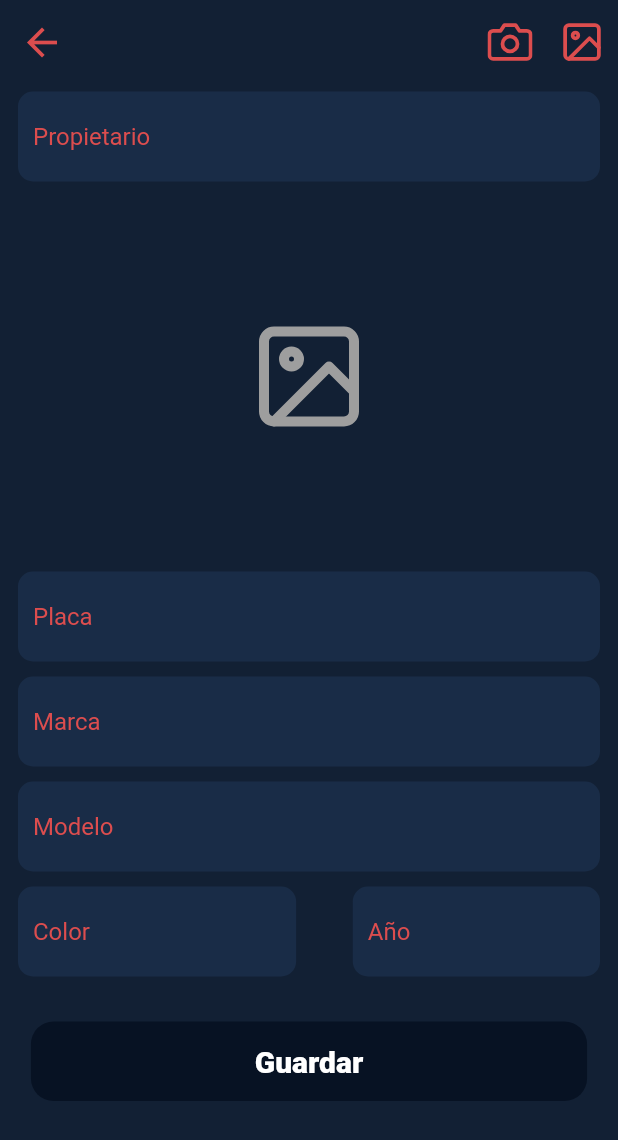
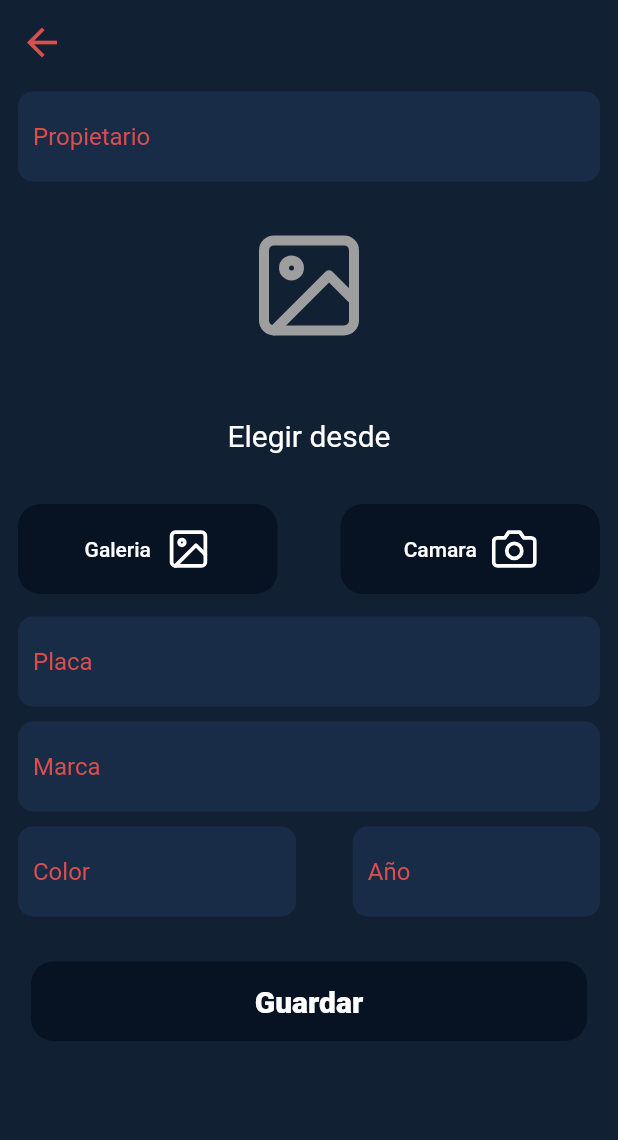
Before and after one commit to elroir/AutorepAI, a Flutter app: the VehicleScreen screen opened directly with empty values, on a phone screen of 412 x 824 dp. Shown: the top 1140 px of the screen. Run offline on Flutter 3.47's test engine with Material 2 defaults, Android fonts, the light colour scheme and no system bars; our stand-ins replace animate_do, firebase_auth, firebase_storage, flutter_feather_icons, flutter_switch, font_awesome_flutter and 3 more; missing offline and left inert: google_ml_kit; accounts and stored records are empty; network calls fail.

Commit message:
clientes

```diff
--- /dev/null
+++ b/lib/models/vehicle_model.dart
@@ -0,0 +1,40 @@
+import 'dart:convert';
+
+Vehicle vehicleFromJson(String str) => Vehicle.fromJson(json.decode(str));
+
+String vehicleToJson(Vehicle data) => json.encode(data.toJson());
+
+class Vehicle {
+  Vehicle({
+    this.idVehiculo,
+    this.nroPlaca,
+    this.marca,
+    this.modelo,
+    this.color,
+    this.idUsuario,
+  });
+
+  int idVehiculo;
+  String nroPlaca;
+  String marca;
+  String modelo;
+  String color;
+  String idUsuario;
+
+  factory Vehicle.fromJson(Map<String, dynamic> json) => Vehicle(
+    idVehiculo: json["id_vehiculo"],
+    nroPlaca: json["nro_placa"],
+    marca: json["marca"],
+    modelo: json["modelo"],
+    color: json["color"],
+    idUsuario: json["id_usuario"],
+  );
+
+  Map<String, dynamic> toJson() => {
+    "nro_placa": nroPlaca,
+    "marca": marca,
+    "modelo": modelo,
+    "color": color,
+    "id_usuario": idUsuario,
+  };
+}
--- a/lib/routes.dart
+++ b/lib/routes.dart
@@ -9,13 +9,12 @@ import 'package:ingemec/screens/cotizaciones/nuevo_screen.dart';
 import 'package:ingemec/screens/home_screen.dart';
 import 'package:ingemec/screens/login/profile_screen.dart';
 import 'package:ingemec/screens/services/service_screen.dart';
-import 'package:ingemec/screens/works/works_screen.dart';
 
 final pageRoutesSPA = <RouteSPA>[
 
   RouteSPA(index:0,icon: FeatherIcons.home,text: 'Inicio',page: HomeScreen()),
-  RouteSPA(index:1,icon: FeatherIcons.user,text: 'Cotizaciones',page: CotizacionScreen()),
-  RouteSPA(index:2,icon: FeatherIcons.clipboard,text: 'Trabajos',page: WorksScreen()),
+  RouteSPA(index:1,icon: FeatherIcons.user,text: 'Clientes',page: ClientsScreen()),
+  RouteSPA(index:2,icon: FeatherIcons.clipboard,text: 'Trabajos',page: CotizacionScreen()),
   RouteSPA(index:3,icon: FeatherIcons.briefcase,text: 'Servicios',page: ServiceScreen()),
   RouteSPA(index:4,icon: FeatherIcons.users,text: 'Personal',page: NuevoScreen()),
   RouteSPA(index:5,icon: FeatherIcons.settings,text: 'Configuracion',page: ProfileScreen()),
--- a/lib/screens/vehicles/vehicle_screen.dart
+++ b/lib/screens/vehicles/vehicle_screen.dart
@@ -3,6 +3,8 @@ import 'package:flutter_feather_icons/flutter_feather_icons.dart';
 import 'package:get/get.dart';
 import 'package:ingemec/controllers/ml_controller.dart';
 import 'package:ingemec/models/user_model.dart';
+import 'package:ingemec/models/vehicle_model.dart';
+import 'package:ingemec/services/vehicle_service.dart';
 import 'package:ingemec/widgets/custom_button.dart';
 import 'package:ingemec/widgets/custom_text_field.dart';
 
@@ -14,18 +16,16 @@ class VehicleScreen extends StatelessWidget {
 
   final _formKey = GlobalKey<FormState>();
 
+  final Vehicle _vehicle = new Vehicle();
+
   @override
   Widget build(BuildContext context) {
-    final visionX = Get.put(MLController());
+
 
 
     return Scaffold(
       appBar: AppBar(
         elevation: 0,
-        actions: [
-          IconButton(icon: Icon(FeatherIcons.camera), onPressed:() => visionX.pickImageFromCamera()),
-          IconButton(icon: Icon(FeatherIcons.image), onPressed: () => visionX.pickImageFromGallery()),
-        ],
       ),
       extendBodyBehindAppBar: true,
       body: SingleChildScrollView(
@@ -45,12 +45,18 @@ class VehicleScreen extends StatelessWidget {
                 id: 'picker',
                 builder: (controller){
                   if (controller.image!=null){
-                    return Image.file(controller.image,width: 200,height: 250,fit: BoxFit.contain,);
+                    return Image.file(controller.image,width: 250,height: 200,fit: BoxFit.contain,);
                   }
                   return SizedBox(
-                    width: 200,
-                    height: 250,
-                    child: Icon(FeatherIcons.image,size: 80,color: Colors.grey,),
+                    width: 250,
+                    height: 200,
+                    child: Column(
+                      mainAxisAlignment: MainAxisAlignment.spaceAround,
+                      children: [
+                        Icon(FeatherIcons.image,size: 80,color: Colors.grey,),
+                        Text('Elegir desde',style: TextStyle(fontSize: 20),)
+                      ],
+                    ),
                   );
                 },
 
@@ -64,10 +70,46 @@ class VehicleScreen extends StatelessWidget {
 //                }
                   return Column(
                     children: [
+                      Padding(
+                        padding: EdgeInsets.symmetric(horizontal: 12,vertical: 10),
+                        child: Row(
+                          mainAxisAlignment: MainAxisAlignment.spaceBetween,
+                          children: [
+                            CustomButton(
+                              onPressed: controller.pickImageFromGallery,
+                              width: Get.width*0.42,
+                              child: Row(
+                                mainAxisAlignment: MainAxisAlignment.center,
+                                children: [
+                                  Text('Galeria'),
+                                  SizedBox(width: 10,),
+                                  Icon(FeatherIcons.image)
+                                ],
+                              ),
+                            ),
+                            CustomButton(
+                              onPressed: controller.pickImageFromCamera,
+                              width: Get.width*0.42,
+                              child: Row(
+                                mainAxisAlignment: MainAxisAlignment.center,
+                                children: [
+                                  Text('Camara'),
+                                  SizedBox(width: 10,),
+                                  Icon(FeatherIcons.camera)
+                                ],
+                              ),
+                            ),
 
+                          ],
+                        ),
+                      ),
                       CustomTextField(
+                        controller: TextEditingController(text: controller.result),
                         labelText: 'Placa',
-                        controller: TextEditingController(text: controller.result),
+                        onSaved: (value) {
+                          this._vehicle.idVehiculo = int.parse(value.substring(0,3));
+                          this._vehicle.nroPlaca = value;
+                        },
                       ),
                     ],
                   );
@@ -75,16 +117,22 @@ class VehicleScreen extends StatelessWidget {
               ),
               CustomTextField(
                 labelText: 'Marca',
+                onSaved: (value) {
+                  this._vehicle.marca = value;
+                },
               ),
-              CustomTextField(
-                labelText: 'Modelo',
-              ),
+//              CustomTextField(
+//                labelText: 'Modelo',
+//              ),
               Row(
                 mainAxisAlignment: MainAxisAlignment.spaceBetween,
                 children: [
                   CustomTextField(
                     width: Get.width*0.45,
                     labelText: 'Color',
+                    onSaved: (value) {
+                      this._vehicle.color = value;
+                    },
                   ),
                   CustomTextField(
                     width: Get.width*0.4,
@@ -93,6 +141,9 @@ class VehicleScreen extends StatelessWidget {
                         decimal: false,
                         signed: false
                     ),
+                    onSaved: (value) {
+                      this._vehicle.modelo = value;
+                    },
                   ),
                 ],
               ),
@@ -118,6 +169,8 @@ class VehicleScreen extends StatelessWidget {
     final FormState form = _formKey.currentState;
     if (!form.validate()) return;
     form.save();
+    this._vehicle.idUsuario = this.user.idusuario;
+    await VehicleService.instance.newVehicle(this._vehicle);
 
 
   }
```
Also changed, not shown: lib/services/vehicle_service.dart (added, +37 -0 lines).
